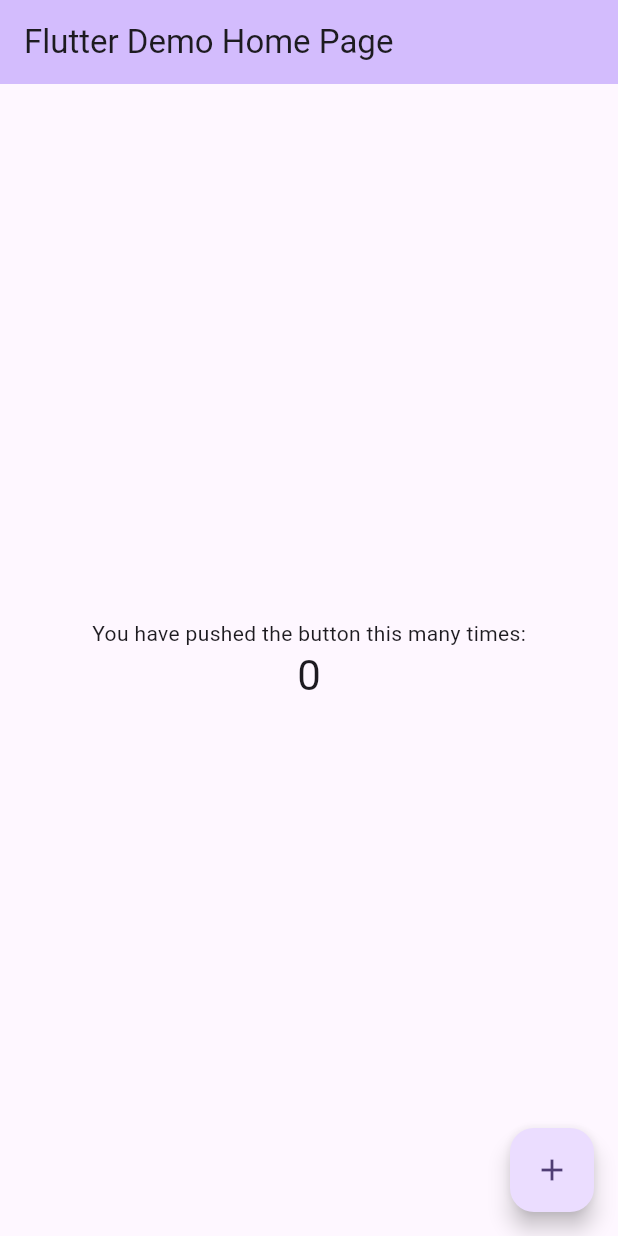
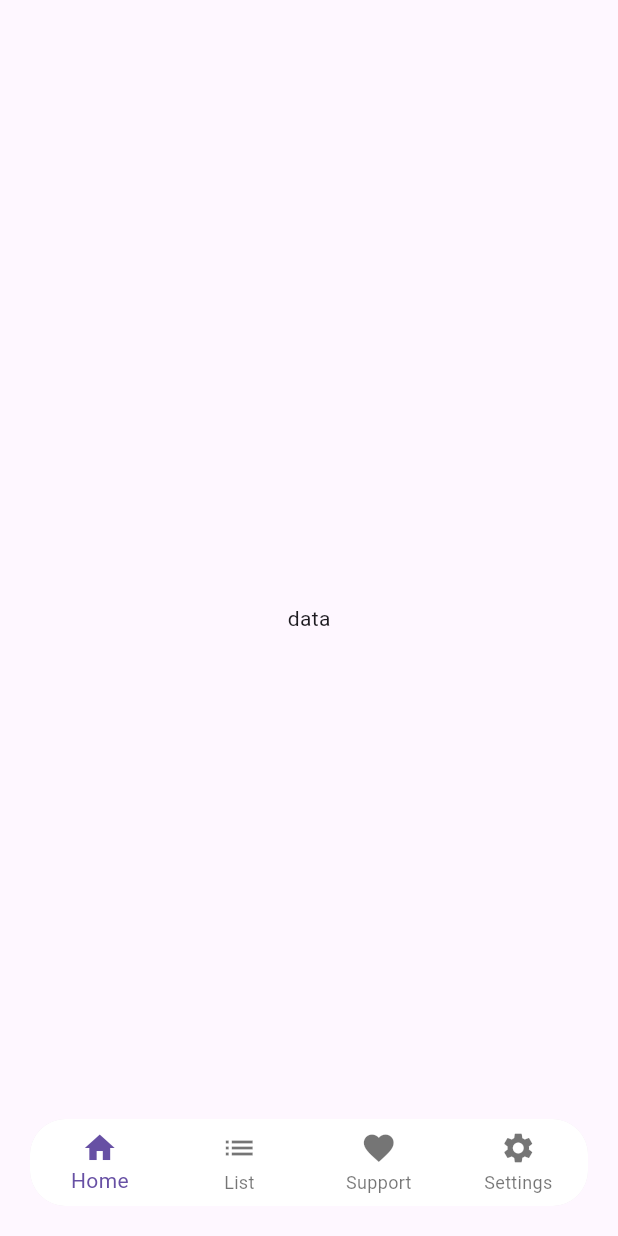
Before and after one commit to AbrorAzizov/map, a Flutter app: the screen it shows after launch, on a phone screen of 412 x 824 dp. Run offline on Flutter 3.47's test engine with Material 3 defaults, Android fonts, the light colour scheme and no system bars; our stand-ins replace go_router.

Commit message:
routed floating  bottom nav bar added

```diff
--- /dev/null
+++ b/lib/app/router.dart
@@ -0,0 +1,62 @@
+import 'package:boycot/app/routes.dart';
+import 'package:boycot/features/shell/layout_scaffold.dart';
+import 'package:flutter/material.dart';
+import 'package:go_router/go_router.dart';
+
+// Import the missing ProfilePage
+// Replace with your actual import path
+// import 'package:boycot/features/profile/profile_page.dart';
+
+final _rootNavigatorKey = GlobalKey<NavigatorState>(debugLabel: 'root');
+
+final router = GoRouter(
+  navigatorKey: _rootNavigatorKey,
+  initialLocation: Routes.homePage,
+  routes: [
+    StatefulShellRoute.indexedStack(
+      builder: (context, state, navigationShell) => LayoutScaffold(
+        navigationShell: navigationShell,
+      ),
+      branches: [
+        StatefulShellBranch(
+          routes: [
+            GoRoute(
+              path: Routes.homePage,
+              builder: (context, state) => const Center(child: Text('data')),
+            ),
+          ],
+        ),
+        StatefulShellBranch(
+          routes: [
+            GoRoute(
+              path: Routes.listPage,
+              builder: (context, state) => const Center(child: Text('list')),
+            ),
+            // If you want profile to be accessible from settings tab,
+            // but as a separate page (not in tab navigation)
+
+          ],
+        ),
+        StatefulShellBranch(
+          routes: [
+            GoRoute(
+              path: Routes.support,
+              builder: (context, state) => const Center(child: Text('data')),
+            ),
+          ],
+        ),
+        StatefulShellBranch(
+          routes: [
+            GoRoute(
+              path: Routes.settingsPage,
+              builder: (context, state) => const Center(child: Text('data')),
+            ),
+            // If you want profile to be accessible from settings tab,
+            // but as a separate page (not in tab navigation)
+
+          ],
+        ),
+      ],
+    ),
+  ],
+);
--- /dev/null
+++ b/lib/app/routes.dart
@@ -0,0 +1,9 @@
+class Routes {
+  Routes._();
+  static const String homePage = '/home';
+  static const String support = '/support';
+  static const String settingsPage = '/settings';
+  static const String listPage = '/listPage';
+
+
+}
--- /dev/null
+++ b/lib/features/shell/layout_scaffold.dart
@@ -0,0 +1,74 @@
+import 'package:flutter/material.dart';
+import 'package:go_router/go_router.dart';
+
+class LayoutScaffold extends StatelessWidget {
+  const LayoutScaffold({
+    required this.navigationShell,
+    Key? key,
+  }) : super(key: key ?? const ValueKey<String>('LayoutScaffold'));
+
+  final StatefulNavigationShell navigationShell;
+
+  @override
+  Widget build(BuildContext context) {
+    return Scaffold(
+      extendBody: true, // позволяет бару быть над контентом
+      body: navigationShell,
+
+      bottomNavigationBar: Padding(
+        padding: const EdgeInsets.only(bottom: 20, left: 20, right: 20),
+        child: ClipRRect(
+          borderRadius: BorderRadius.circular(24),
+          child: Container(
+            decoration: BoxDecoration(
+              color: Colors.white,
+              borderRadius: BorderRadius.circular(24),
+              boxShadow: [
+                BoxShadow(
+                  color: Colors.black12,
+                  blurRadius: 20,
+                  spreadRadius: 5,
+                ),
+              ],
+            ),
+            child: BottomNavigationBar(
+              backgroundColor: Colors.white,
+              elevation: 0,
+              currentIndex: navigationShell.currentIndex,
+
+              // переход между вкладками
+              onTap: (index) {
+                navigationShell.goBranch(
+                  index,
+                  initialLocation: index == navigationShell.currentIndex
+                      ? false
+                      : true,
+                );
+              },
+
+              type: BottomNavigationBarType.fixed,
+              items: const [
+                BottomNavigationBarItem(
+                  icon: Icon(Icons.home),
+                  label: 'Home',
+                ),
+                BottomNavigationBarItem(
+                  icon: Icon(Icons.list),
+                  label: 'List',
+                ),
+                BottomNavigationBarItem(
+                  icon: Icon(Icons.favorite),
+                  label: 'Support',
+                ),
+                BottomNavigationBarItem(
+                  icon: Icon(Icons.settings),
+                  label: 'Settings',
+                ),
+              ],
+            ),
+          ),
+        ),
+      ),
+    );
+  }
+}
--- a/lib/main.dart
+++ b/lib/main.dart
@@ -1,4 +1,5 @@
 import 'package:flutter/material.dart';
+import 'app/router.dart';
 
 void main() {
   runApp(const MyApp());
@@ -7,102 +8,11 @@ void main() {
 class MyApp extends StatelessWidget {
   const MyApp({super.key});
 
-  // This widget is the root of your application.
   @override
   Widget build(BuildContext context) {
-    return MaterialApp(
-      title: 'Flutter Demo',
-      theme: ThemeData(
-
-        colorScheme: .fromSeed(seedColor: Colors.deepPurple),
-      ),
-      home: const MyHomePage(title: 'Flutter Demo Home Page'),
+    return MaterialApp.router(
+      routerConfig: router,
+      debugShowCheckedModeBanner: false,
     );
   }
 }
-
-class MyHomePage extends StatefulWidget {
-  const MyHomePage({super.key, required this.title});
-
-  // This widget is the home page of your application. It is stateful, meaning
-  // that it has a State object (defined below) that contains fields that affect
-  // how it looks.
-
-  // This class is the configuration for the state. It holds the values (in this
-  // case the title) provided by the parent (in this case the App widget) and
-  // used by the build method of the State. Fields in a Widget subclass are
-  // always marked "final".
-
-  final String title;
-
-  @override
-  State<MyHomePage> createState() => _MyHomePageState();
-}
-
-class _MyHomePageState extends State<MyHomePage> {
-  int _counter = 0;
-
-  void _incrementCounter() {
-    setState(() {
-      // This call to setState tells the Flutter framework that something has
-      // changed in this State, which causes it to rerun the build method below
-      // so that the display can reflect the updated values. If we changed
-      // _counter without calling setState(), then the build method would not be
-      // called again, and so nothing would appear to happen.
-      _counter++;
-    });
-  }
-
-  @override
-  Widget build(BuildContext context) {
-    // This method is rerun every time setState is called, for instance as done
-    // by the _incrementCounter method above.
-    //
-    // The Flutter framework has been optimized to make rerunning build methods
-    // fast, so that you can just rebuild anything that needs updating rather
-    // than having to individually change instances of widgets.
-    return Scaffold(
-      appBar: AppBar(
-        // TRY THIS: Try changing the color here to a specific color (to
-        // Colors.amber, perhaps?) and trigger a hot reload to see the AppBar
-        // change color while the other colors stay the same.
-        backgroundColor: Theme.of(context).colorScheme.inversePrimary,
-        // Here we take the value from the MyHomePage object that was created by
-        // the App.build method, and use it to set our appbar title.
-        title: Text(widget.title),
-      ),
-      body: Center(
-        // Center is a layout widget. It takes a single child and positions it
-        // in the middle of the parent.
-        child: Column(
-          // Column is also a layout widget. It takes a list of children and
-          // arranges them vertically. By default, it sizes itself to fit its
-          // children horizontally, and tries to be as tall as its parent.
-          //
-          // Column has various properties to control how it sizes itself and
-          // how it positions its children. Here we use mainAxisAlignment to
-          // center the children vertically; the main axis here is the vertical
-          // axis because Columns are vertical (the cross axis would be
-          // horizontal).
-          //
-          // TRY THIS: Invoke "debug painting" (choose the "Toggle Debug Paint"
-          // action in the IDE, or press "p" in the console), to see the
-          // wireframe for each widget.
-          mainAxisAlignment: .center,
-          children: [
-            const Text('You have pushed the button this many times:'),
-            Text(
-              '$_counter',
-              style: Theme.of(context).textTheme.headlineMedium,
-            ),
-          ],
-        ),
-      ),
-      floatingActionButton: FloatingActionButton(
-        onPressed: _incrementCounter,
-        tooltip: 'Increment',
-        child: const Icon(Icons.add),
-      ),
-    );
-  }
-}
```
Also changed, not shown: pubspec.yaml (+10 -0 lines), lib/core/constants/app_colors.dart (added), lib/core/constants/app_strings.dart (added), lib/core/constants/app_text_styles.dart (added), pubspec.lock, 1 other file.
